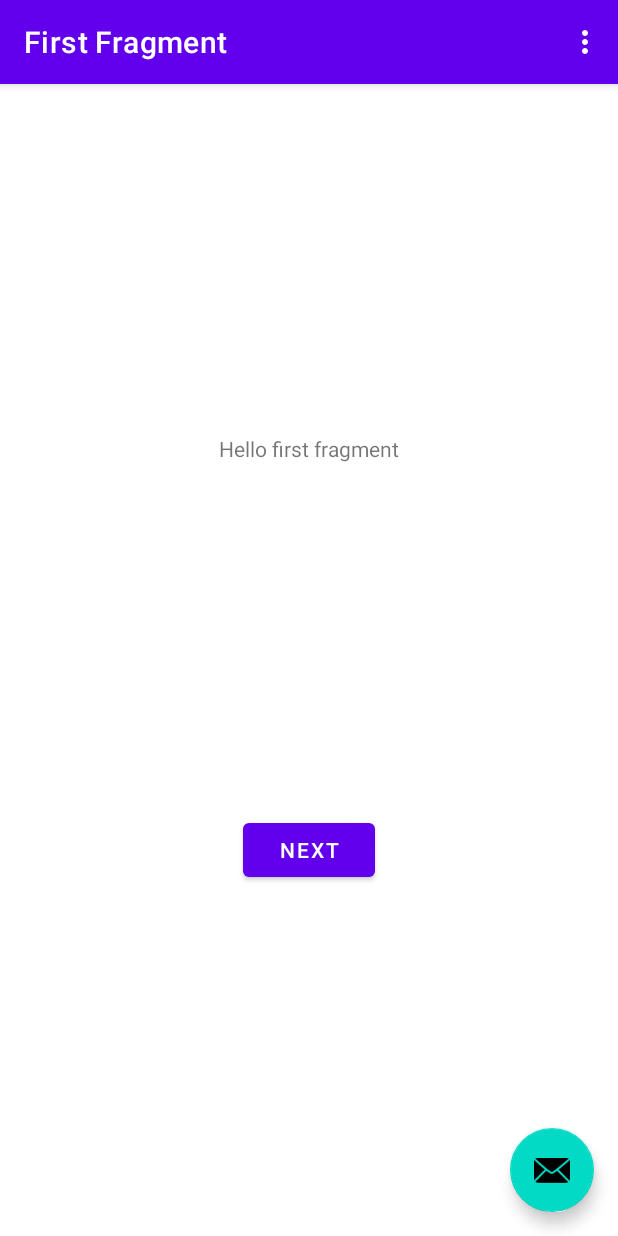
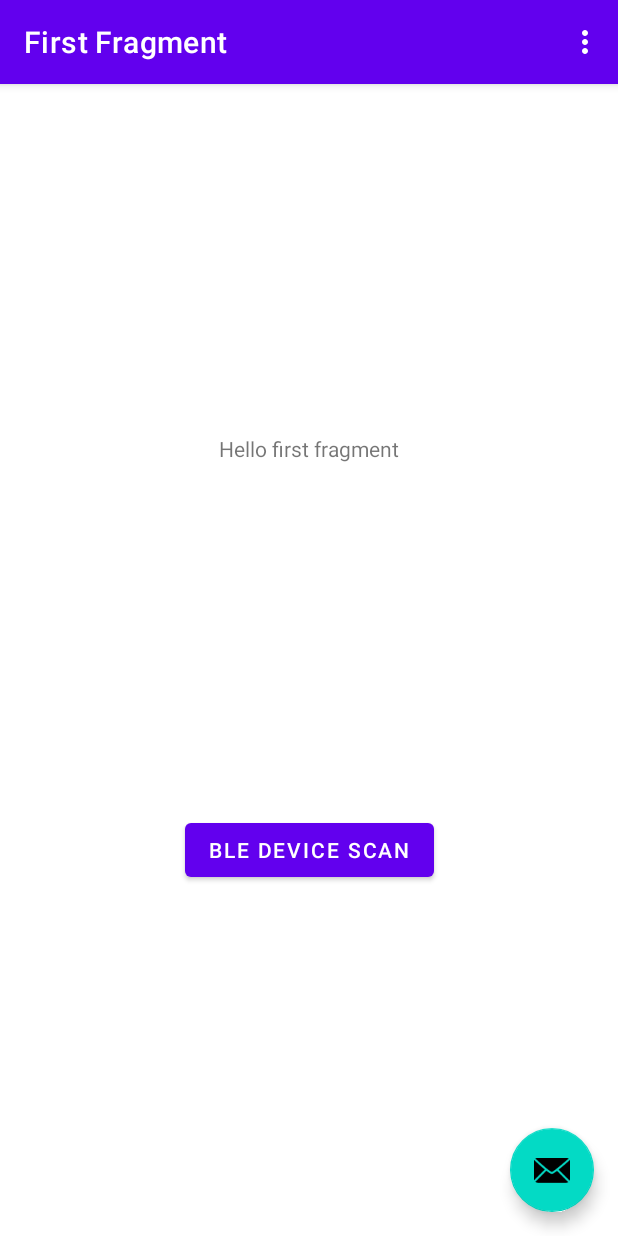
Before and after one commit to tfels/ConnectTC66C, an Android app: the FirstFragment screen opened directly, with no data from a screen before it, on a phone screen of 412 x 824 dp. Run offline under Robolectric (Android 15) with nearby library versions, the phone set to English and light mode, and no system bars; our stand-ins replace navigation-ui; 1 statement that could not run was skipped.

Commit message:
change first button text to "BLE device scan"

```diff
--- a/app/src/main/java/de/felser_net/connecttc66c/FirstFragment.kt
+++ b/app/src/main/java/de/felser_net/connecttc66c/FirstFragment.kt
@@ -32,7 +32,7 @@ class FirstFragment : Fragment() {
     override fun onViewCreated(view: View, savedInstanceState: Bundle?) {
         super.onViewCreated(view, savedInstanceState)
 
-        binding.buttonFirst.setOnClickListener {
+        binding.buttonGotoBleScan.setOnClickListener {
             findNavController().navigate(R.id.action_FirstFragment_to_BleScanFragment)
         }
     }
--- a/app/src/main/res/layout/fragment_first.xml
+++ b/app/src/main/res/layout/fragment_first.xml
@@ -11,16 +11,16 @@
         android:layout_width="wrap_content"
         android:layout_height="wrap_content"
         android:text="@string/hello_first_fragment"
-        app:layout_constraintBottom_toTopOf="@id/button_first"
+        app:layout_constraintBottom_toTopOf="@id/button_goto_ble_scan"
         app:layout_constraintEnd_toEndOf="parent"
         app:layout_constraintStart_toStartOf="parent"
         app:layout_constraintTop_toTopOf="parent" />
 
     <Button
-        android:id="@+id/button_first"
+        android:id="@+id/button_goto_ble_scan"
         android:layout_width="wrap_content"
         android:layout_height="wrap_content"
-        android:text="@string/next"
+        android:text="@string/btntext_goto_blescan"
         app:layout_constraintBottom_toBottomOf="parent"
         app:layout_constraintEnd_toEndOf="parent"
         app:layout_constraintStart_toStartOf="parent"
--- a/app/src/main/res/values/strings.xml
+++ b/app/src/main/res/values/strings.xml
@@ -4,7 +4,7 @@
     <!-- Strings used for fragments for navigation -->
     <string name="first_fragment_label">First Fragment</string>
     <string name="blescan_fragment_label">BLE Device Scan</string>
-    <string name="next">Next</string>
+    <string name="btntext_goto_blescan">BLE Device Scan</string>
 
     <string name="hello_first_fragment">Hello first fragment</string>
     <string name="ble_ask_permission_title">Location Permission</string>
```
